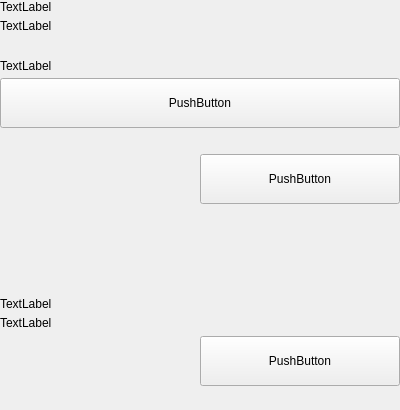
First picture: the form in src/qt/vitae/settings/forms/settingsbackupwallet.ui, repository VitaeTeam/Vitae, before the edit.
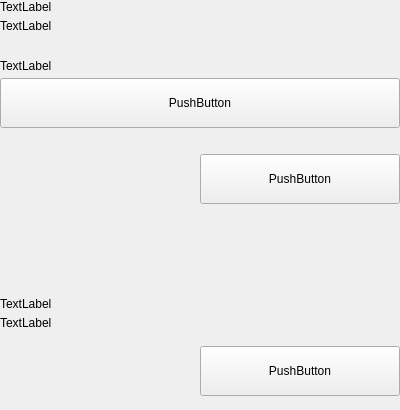
Second picture: the form after the edit.

Commit message: backup screen, texts changed.

What changed in the file:
```diff
--- a/src/qt/vitae/settings/forms/settingsbackupwallet.ui
+++ b/src/qt/vitae/settings/forms/settingsbackupwallet.ui
@@ -238,6 +238,19 @@
         </item>
        </layout>
       </item>
+      <item>
+       <spacer name="verticalSpacer_6">
+        <property name="orientation">
+         <enum>Qt::Vertical</enum>
+        </property>
+        <property name="sizeHint" stdset="0">
+         <size>
+          <width>20</width>
+          <height>10</height>
+         </size>
+        </property>
+       </spacer>
+      </item>
       <item>
        <layout class="QHBoxLayout" name="horizontalLayout_8">
         <item>
```
The commit also changes 1 other file.
